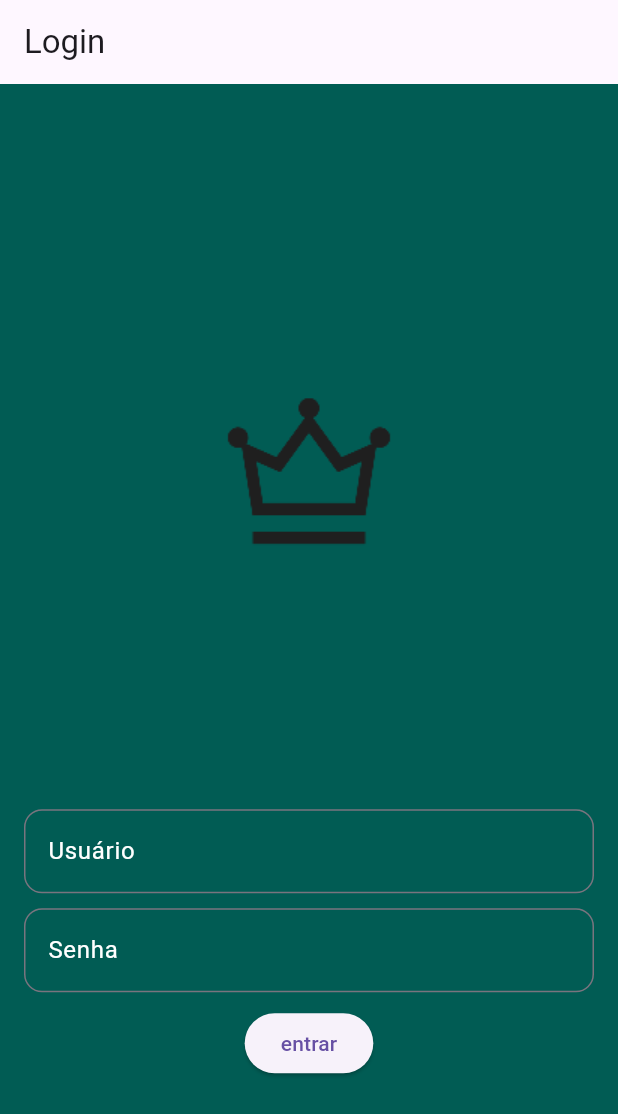
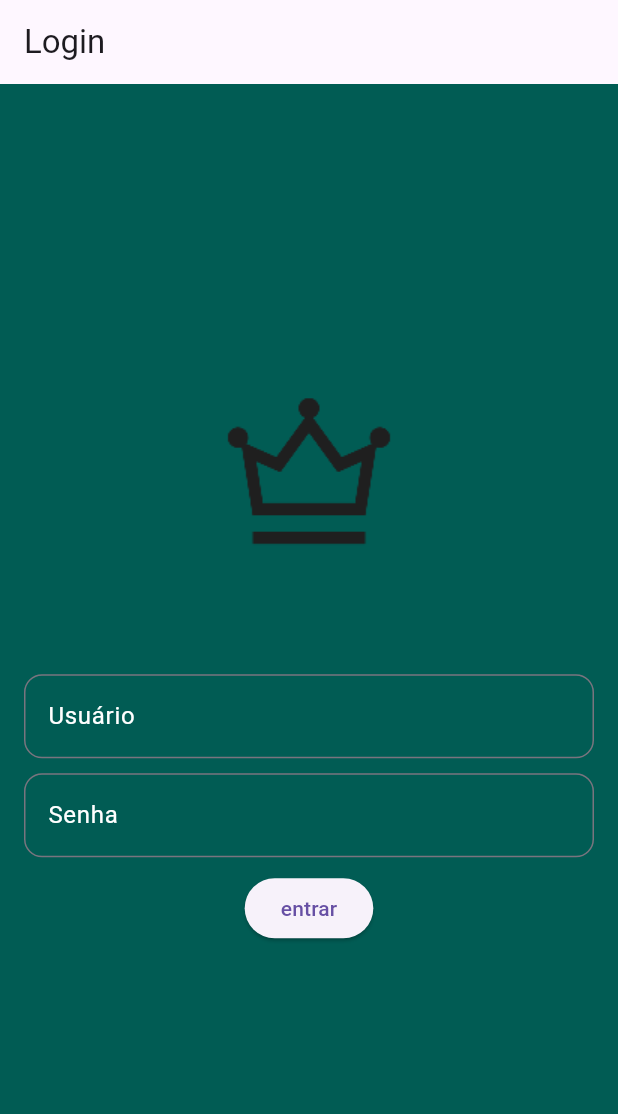
Before and after one commit to MrLucasjoel/utilidades, a Flutter app: the screen it shows after launch, after a tap on "entrar", on a phone screen of 412 x 824 dp. Shown: the top 1114 px of the screen. Run offline on Flutter 3.47's test engine with Material 3 defaults, Android fonts, the phone set to English and light mode, and no system bars; our stand-ins replace font_awesome_flutter.

Commit message:
mudanças no codigo

```diff
--- a/lib/src/app/app_widget.dart
+++ b/lib/src/app/app_widget.dart
@@ -1,6 +1,7 @@
 import 'package:flutter/material.dart';
 import 'package:utilidades/src/app/app_routes.dart';
 import 'package:utilidades/src/services/auth_service.dart';
+import 'package:utilidades/src/views/home_view.dart';
 import 'package:utilidades/src/views/login_view.dart';
 
 class AppWidget extends StatelessWidget {
@@ -11,10 +12,10 @@ class AppWidget extends StatelessWidget {
     return MaterialApp(
       debugShowCheckedModeBanner: false,
       title: "Utilidades",
-      initialRoute: AuthService.isLoggedIn ? "/home" : "/login",
-      routes: {
+      home: AuthService.isLoggedIn ? const HomeView() : const LoginView(),
+        routes: {
         "/login": (context) => LoginView(),
-        ...generateRoutes()
+        ...generateRoutes(),
       },
     );
   }
--- a/lib/src/controllers/about_controller.dart
+++ b/lib/src/controllers/about_controller.dart
@@ -12,6 +12,7 @@ class AboutController {
           "Venha conhecer um pouco mais de mim",
           "Profisional Tec",
           "💻 Entra21/PróWay Flutter, SQL, JS📲",
+          "     +Devs2/Senai Flutter",
           "Siga-me nas redes sociasis",
           ],
       SocialLinks: [
--- /dev/null
+++ b/lib/src/controllers/previsao_controller.dart
@@ -0,0 +1,3 @@
+class PrevisaoController {
+
+}
--- /dev/null
+++ b/lib/src/models/previsao_models.dart
@@ -0,0 +1,3 @@
+class PrevisaoModels {
+
+}
--- a/lib/src/views/login_view.dart
+++ b/lib/src/views/login_view.dart
@@ -15,11 +15,22 @@ class _LoginViewState extends State<LoginView> {
   final _passwordController = TextEditingController();
   String _message = '';
 
+  bool _isLoading = false;
+
   void _handleLogin() async{
     final success = await _controller.login(
       _usernameController.text,
       _passwordController.text,
     );
+
+    @override
+void dispose() {
+  _usernameController.dispose();
+  _passwordController.dispose();
+  super.dispose();
+}
+
+if (!mounted) return;
 
     if(success) {
       AuthService.login();
@@ -33,7 +44,7 @@ class _LoginViewState extends State<LoginView> {
   @override
   Widget build(BuildContext context) {
     return Scaffold(
-      backgroundColor: const Color.fromARGB(255, 1, 92, 84),
+        backgroundColor: const Color.fromARGB(255, 1, 92, 84), // Define a cor de fundo do Scaffold
       appBar: AppBar(title: Text("Login"),),
       body:  Padding(
         padding: EdgeInsets.all(16),
@@ -41,8 +52,8 @@ class _LoginViewState extends State<LoginView> {
           mainAxisAlignment: MainAxisAlignment.center,
           children: [
             Padding(
-              padding: EdgeInsetsGeometry.only(bottom: 30),
-              child: Image.asset("assets/logo/kings.png", width: 400,),
+              padding: EdgeInsets.only(bottom: 30),
+              child: Image.asset("assets/logo/kings.png", width: 200,),
             ),
             TextField(
               controller: _usernameController,
@@ -68,7 +79,9 @@ class _LoginViewState extends State<LoginView> {
               obscureText: true,
             ),
             SizedBox(height: 10,),
-            ElevatedButton(
+           _isLoading
+            ? CircularProgressIndicator()
+            : ElevatedButton(
               onPressed: _handleLogin,
               child: Text("entrar")
             ),
```
Also changed, not shown: lib/src/app/app_menu.dart (+8 -0 lines), lib/src/views/previsao_view.dart (added, +15 -0 lines).
